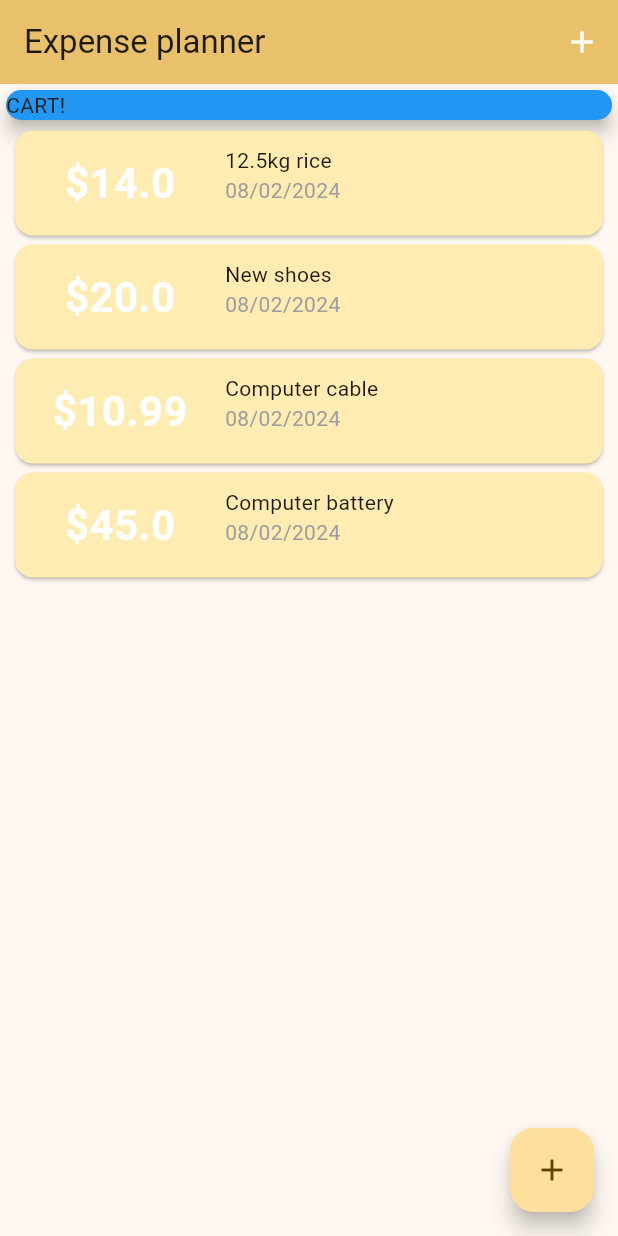
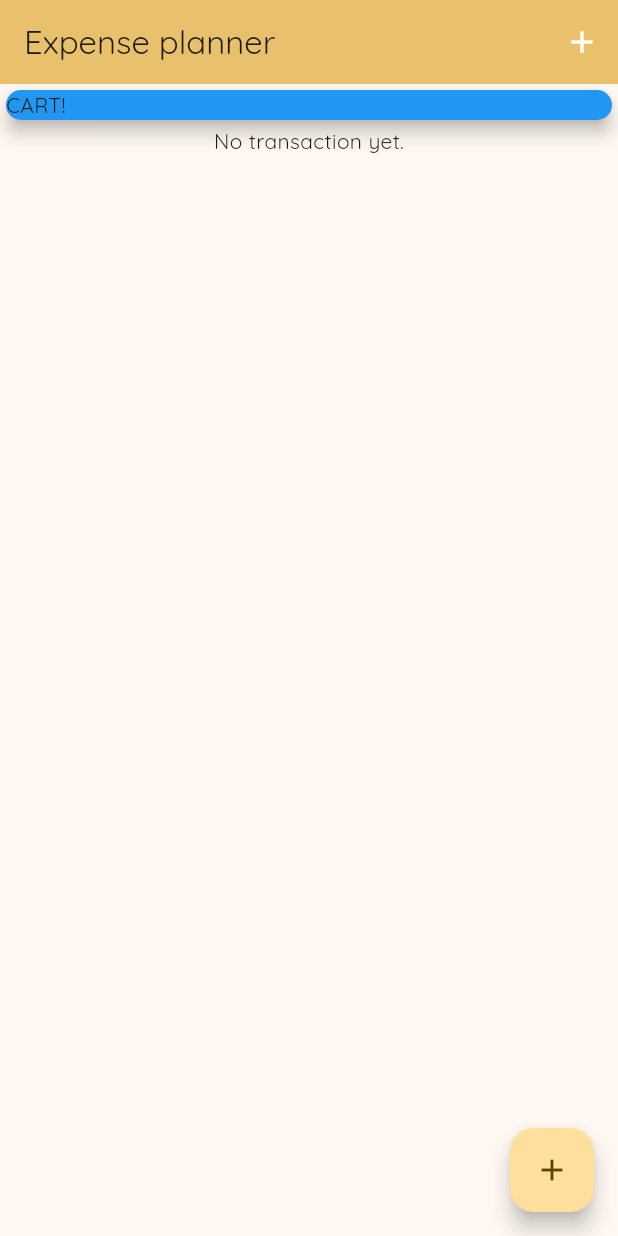
Before and after one commit to Tshobohwa/expense_planner, a Flutter app: the screen it shows after launch, on a phone screen of 412 x 824 dp. Run offline on Flutter 3.47's test engine with Material 3 defaults, Android fonts, the phone set to English and light mode, and no system bars.

Commit message:
Add custom fonts and images

```diff
--- a/lib/main.dart
+++ b/lib/main.dart
@@ -18,10 +18,10 @@ class MyApp extends StatelessWidget {
     return MaterialApp(
       title: 'Flutter Demo',
       theme: ThemeData(
-        colorScheme: ColorScheme.fromSeed(seedColor: Colors.amber),
-        useMaterial3: true,
-        primarySwatch: Colors.amber,
-      ),
+          colorScheme: ColorScheme.fromSeed(seedColor: Colors.amber),
+          useMaterial3: true,
+          primarySwatch: Colors.amber,
+          fontFamily: 'Quicksand'),
       home: const MyHomePage(),
     );
   }
@@ -38,19 +38,7 @@ class _MyHomePageState extends State<MyHomePage> {
   final titleController = TextEditingController();
   final amountController = TextEditingController();
 
-  final List<Transaction> _userTransactions = [
-    Transaction(
-        amount: 14.00, date: DateTime.now(), id: 't1', title: "12.5kg rice"),
-    Transaction(
-        amount: 20.00, date: DateTime.now(), id: 't2', title: "New shoes"),
-    Transaction(
-        amount: 10.99, date: DateTime.now(), id: 't3', title: "Computer cable"),
-    Transaction(
-        amount: 45.00,
-        date: DateTime.now(),
-        id: 't4',
-        title: "Computer battery"),
-  ];
+  final List<Transaction> _userTransactions = [];
 
   void _addTransaction({required String title, required double amount}) {
     final newTransaction = Transaction(
@@ -92,7 +80,9 @@ class _MyHomePageState extends State<MyHomePage> {
             color: Colors.blue,
             child: SizedBox(width: double.infinity, child: Text("CART!")),
           ),
-          TransactionList(transactions: _userTransactions)
+          (_userTransactions.isEmpty
+              ? const Center(child: Text("No transaction yet."))
+              : TransactionList(transactions: _userTransactions))
         ],
       ),
       floatingActionButton: FloatingActionButton(
```
Also changed, not shown: pubspec.yaml (+19 -14 lines), assets/fonts/fonts/OpenSans-Bold.ttf (added), assets/fonts/fonts/OpenSans-Regular.ttf (added), assets/fonts/fonts/Quicksand-Bold.ttf (added), assets/fonts/fonts/Quicksand-Light.ttf (added), assets/fonts/fonts/Quicksand-Medium.ttf (added), assets/fonts/fonts/Quicksand-Regular.ttf (added), assets/images/box.png (added).
